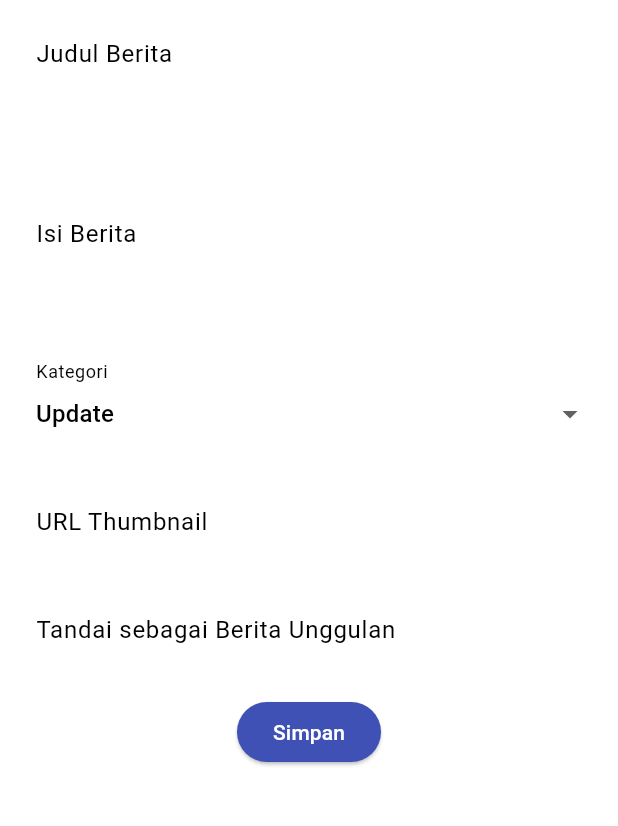
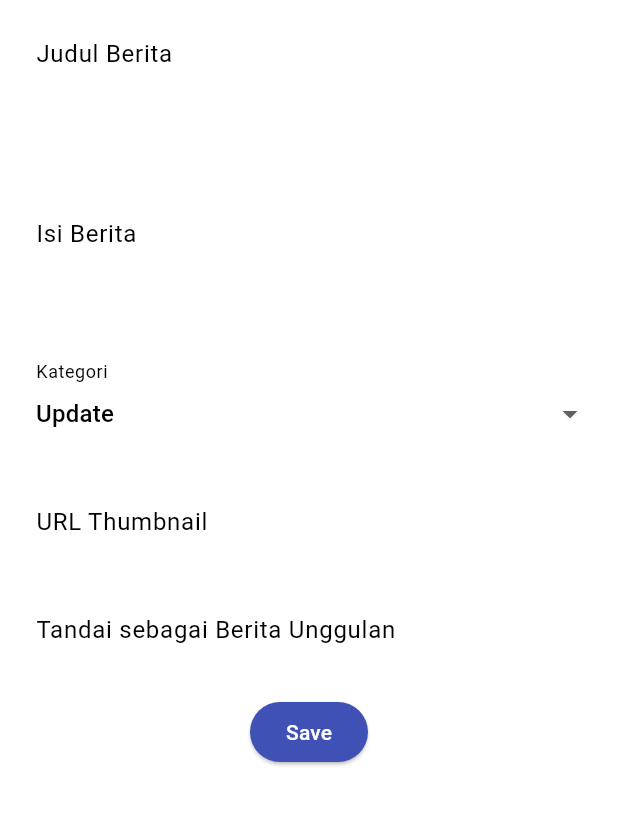
Before and after one commit to piesfication/football-news-mobile, a Flutter app: the NewsFormPage screen opened directly, on a phone screen of 412 x 824 dp, the part 84-910 px from its top. Run offline on Flutter 3.47's test engine with Material 3 defaults, Android fonts, the phone set to English and light mode, and no system bars.

Commit message:
Tutorial 7

```diff
--- a/lib/screens/newslist_form.dart
+++ b/lib/screens/newslist_form.dart
@@ -204,7 +204,7 @@ class _NewsFormPageState extends State<NewsFormPage> {
                         }
                       },
                       child: const Text(
-                        "Simpan",
+                        "Save",
                         style: TextStyle(color: Colors.white),
                       ),
                     ),
--- a/lib/widgets/news_card.dart
+++ b/lib/widgets/news_card.dart
@@ -29,7 +29,7 @@ class ItemCard extends StatelessWidget {
             );
 
           // Navigate ke route yang sesuai (tergantung jenis tombol)
-          if (item.name == "Tambah Berita") {
+          if (item.name == "Add News") {
               Navigator.push(
                 context,
                 MaterialPageRoute(
```
